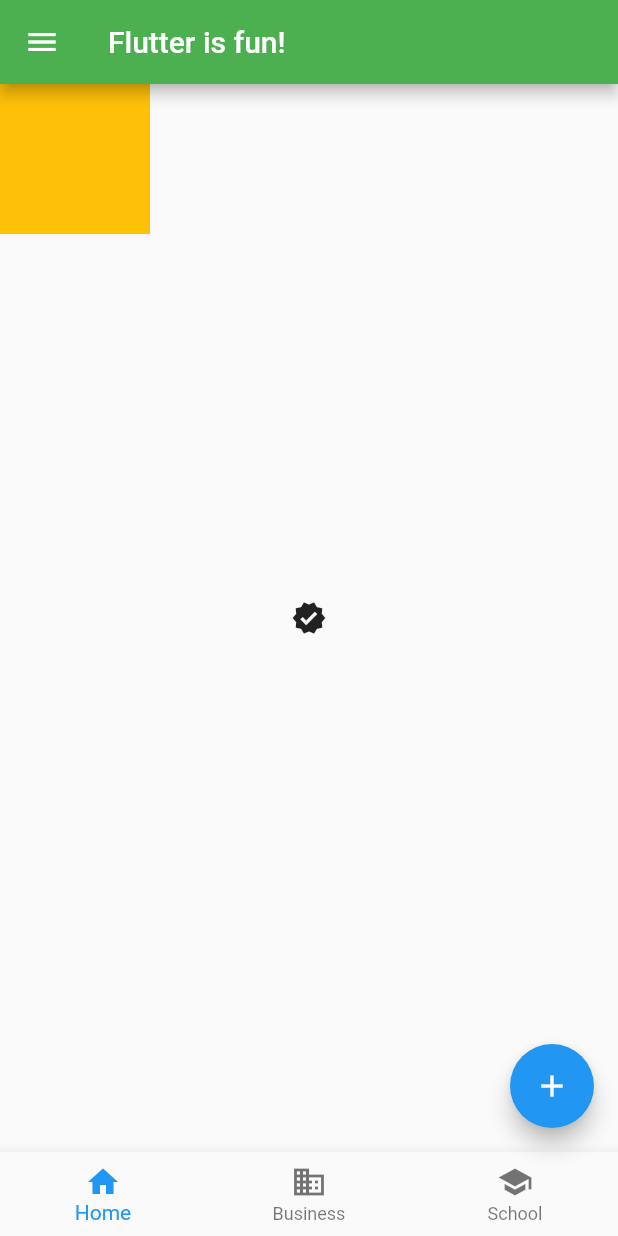
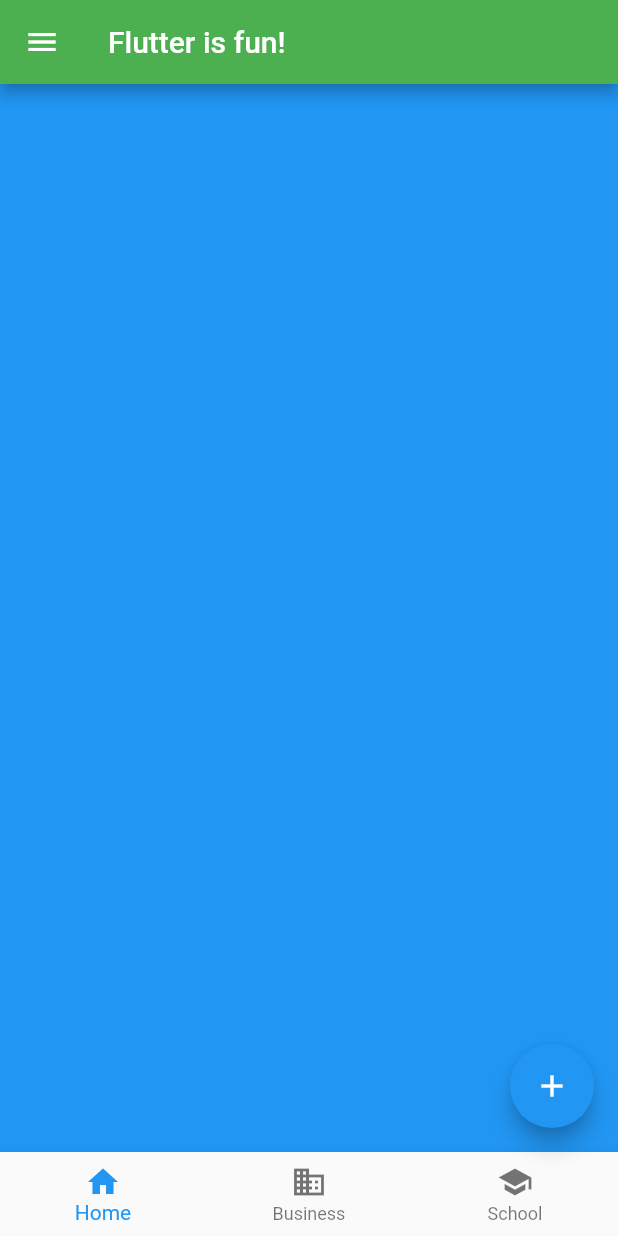
Before and after one commit to gTambo/flutter-starter, a Flutter app: the screen it shows after launch, on a phone screen of 412 x 824 dp. Run offline on Flutter 3.47's test engine with Material 2 defaults, Android fonts, the phone set to English and light mode, and no system bars.

Commit message:
list view widget

```diff
--- a/lib/main.dart
+++ b/lib/main.dart
@@ -40,17 +40,25 @@ class MyApp extends StatelessWidget {
         drawer: const Drawer(
           child: Text('Yo!'),
         ),
-        body: Stack(
+        body: ListView(
+          scrollDirection: Axis.horizontal,
+          addAutomaticKeepAlives: false,
           children: [
             Container(
-              color: Colors.amber,
-              width: 100,
-              height: 100,
+              color: Colors.blue,
+              width: 500,
+              height: 500,
             ),
-            const Align(
-              alignment: Alignment.center,
-              child: Icon(Icons.verified),
-            )
+            Container(
+              color: Colors.orange,
+              width: 500,
+              height: 500,
+            ),
+            Container(
+              color: Colors.green,
+              width: 500,
+              height: 500,
+            ),
           ],
         ),
       ),
```
